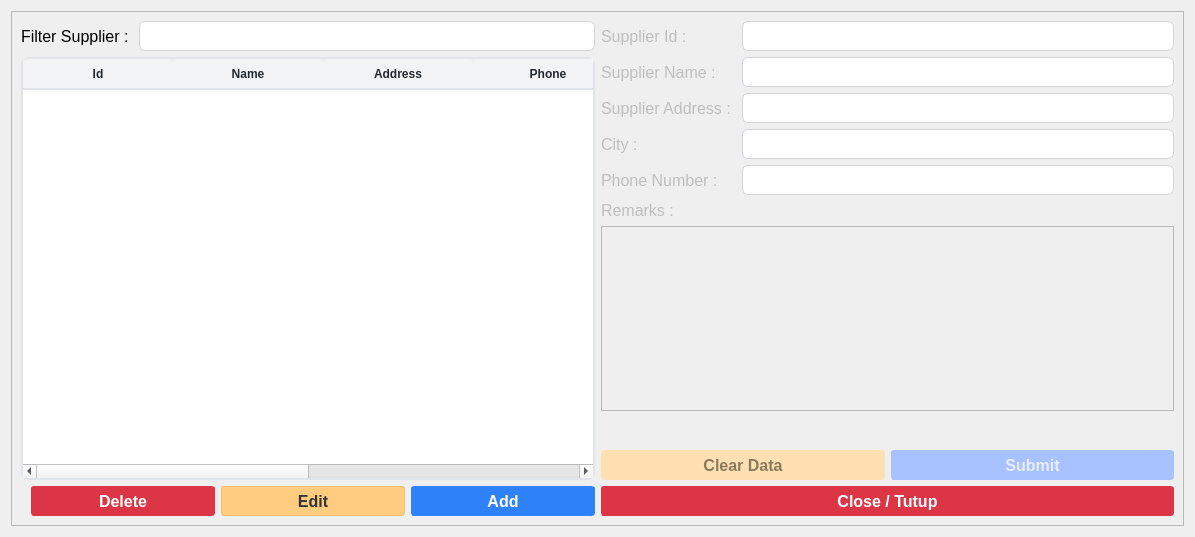
Qt form ui/suppliers.ui (michael-halim/pos) before a commit.
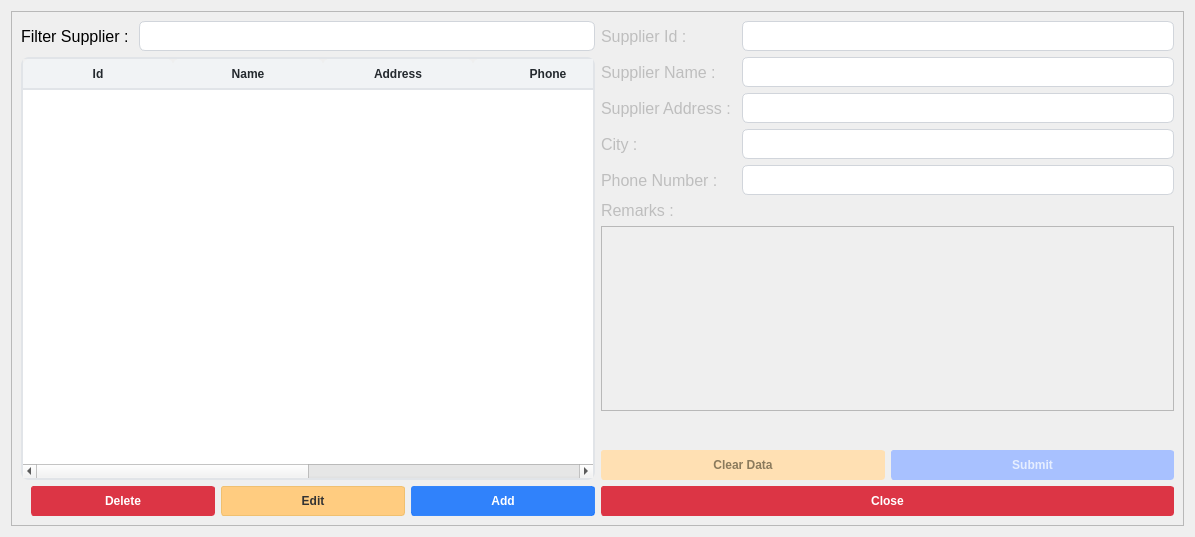
The same form after that commit. Icons and pictures are not drawn.

Commit message: Patch#35: Fix Revision - Add Close Button in Logs - Added Close Button in Stock Card List - Added Close Button in Price Unit - Added New Purchase Button in Purchasing List - Added New Transaction in Transaction List - Invoice Number Must be Filled - Transaction Revision Flow - Added Total in Transactions List - Added Total in Purchasing List - Updating Privilege Updates Immediately - Can't Edit Customers Points and Transactions Total - Add Some Icons

```diff
--- a/ui/suppliers.ui
+++ b/ui/suppliers.ui
@@ -298,7 +298,6 @@
               </property>
               <property name="font">
                <font>
-                <pointsize>12</pointsize>
                 <weight>62</weight>
                 <bold>true</bold>
                </font>
@@ -317,6 +316,16 @@
               <property name="text">
                <string>Delete</string>
               </property>
+              <property name="icon">
+               <iconset>
+                <normaloff>../assets/bin.png</normaloff>../assets/bin.png</iconset>
+              </property>
+              <property name="iconSize">
+               <size>
+                <width>18</width>
+                <height>18</height>
+               </size>
+              </property>
              </widget>
             </item>
             <item>
@@ -329,7 +338,6 @@
               </property>
               <property name="font">
                <font>
-                <pointsize>12</pointsize>
                 <weight>62</weight>
                 <bold>true</bold>
                </font>
@@ -348,6 +356,16 @@
               <property name="text">
                <string>Edit</string>
               </property>
+              <property name="icon">
+               <iconset>
+                <normaloff>../assets/edit.png</normaloff>../assets/edit.png</iconset>
+              </property>
+              <property name="iconSize">
+               <size>
+                <width>18</width>
+                <height>18</height>
+               </size>
+              </property>
              </widget>
             </item>
             <item>
@@ -360,7 +378,6 @@
               </property>
               <property name="font">
                <font>
-                <pointsize>12</pointsize>
                 <weight>62</weight>
                 <bold>true</bold>
                </font>
@@ -625,7 +642,6 @@
               </property>
               <property name="font">
                <font>
-                <pointsize>12</pointsize>
                 <weight>62</weight>
                 <bold>true</bold>
                </font>
@@ -649,6 +665,16 @@
               <property name="text">
                <string>Clear Data</string>
               </property>
+              <property name="icon">
+               <iconset>
+                <normaloff>../assets/clear.png</normaloff>../assets/clear.png</iconset>
+              </property>
+              <property name="iconSize">
+               <size>
+                <width>25</width>
+                <height>25</height>
+               </size>
+              </property>
              </widget>
             </item>
             <item>
@@ -664,7 +690,6 @@
               </property>
               <property name="font">
                <font>
-                <pointsize>12</pointsize>
                 <weight>62</weight>
                 <bold>true</bold>
                </font>
@@ -689,6 +714,16 @@
               <property name="text">
                <string>Submit</string>
               </property>
+              <property name="icon">
+               <iconset>
+                <normaloff>../assets/submit.png</normaloff>../assets/submit.png</iconset>
+              </property>
+              <property name="iconSize">
+               <size>
+                <width>18</width>
+                <height>18</height>
+               </size>
+              </property>
              </widget>
             </item>
            </layout>
@@ -706,7 +741,6 @@
             </property>
             <property name="font">
              <font>
-              <pointsize>12</pointsize>
               <weight>62</weight>
               <bold>true</bold>
              </font>
@@ -723,7 +757,11 @@
 }</string>
             </property>
             <property name="text">
-             <string>Close / Tutup</string>
+             <string>Close</string>
+            </property>
+            <property name="icon">
+             <iconset>
+              <normaloff>../assets/close.png</normaloff>../assets/close.png</iconset>
             </property>
            </widget>
           </item>
```
Left out of the diff: 8 changed lines with no effect on the pictures. The commit also changes 63 other files.
